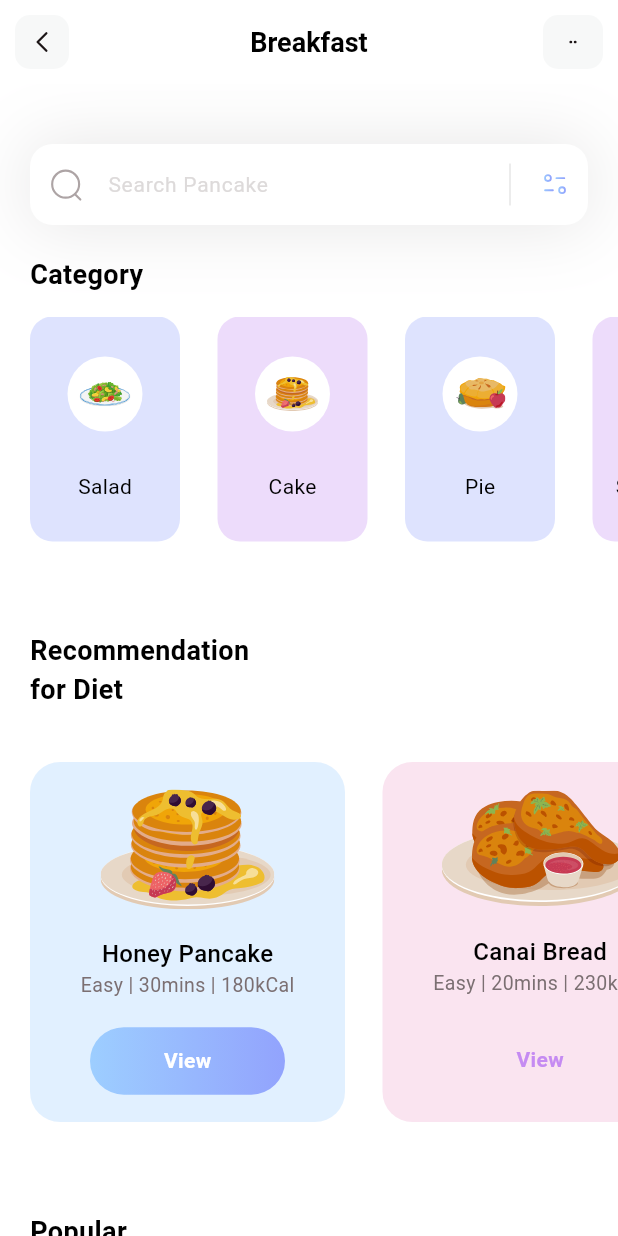
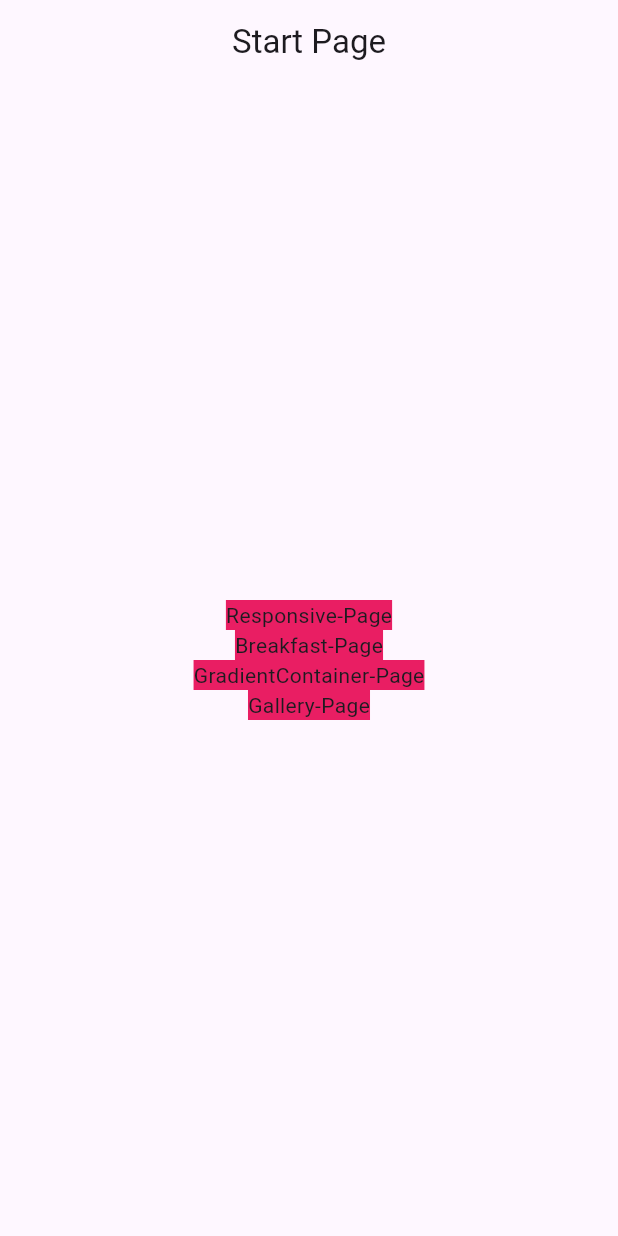
Before and after one commit to Eclipse-Walker/flutter_layout, a Flutter app: the screen it shows after launch, on a phone screen of 412 x 824 dp. Run offline on Flutter 3.47's test engine with Material 3 defaults, Android fonts, the phone set to English and light mode, and no system bars; our stand-ins replace cached_network_image, flutter_svg, google_fonts.

Commit message:
feat: start-page

```diff
--- a/lib/main.dart
+++ b/lib/main.dart
@@ -1,6 +1,7 @@
 import 'package:flutter/material.dart';
 import 'package:flutter_layout/pages/main_page.dart';
 import 'package:flutter_layout/pages/responsive_page.dart';
+import 'package:flutter_layout/pages/start_page.dart';
 import 'package:flutter_layout/pages_foods/home.dart';
 import 'package:flutter_layout/responsive/desktop_body.dart';
 import 'package:flutter_layout/responsive/mobile_body.dart';
@@ -24,7 +25,8 @@ class MyApp extends StatelessWidget {
         ),
         fontFamily: 'Poppins',
       ),
-      home: HomePage(),
+      // home: HomePage(),
+      home: StartPage(),
     );
   }
 }
--- /dev/null
+++ b/lib/pages/start_page.dart
@@ -0,0 +1,89 @@
+import 'package:flutter/material.dart';
+import 'package:flutter_layout/pages/main_page.dart';
+import 'package:flutter_layout/pages_foods/home.dart';
+
+import '../components/gradient_container.dart';
+import '../responsive/desktop_body.dart';
+import '../responsive/mobile_body.dart';
+import '../responsive/responsive_layout.dart';
+
+class StartPage extends StatelessWidget {
+  const StartPage({super.key});
+
+  @override
+  Widget build(BuildContext context) {
+    return Scaffold(
+      appBar: AppBar(
+        title: Text(
+          'Start Page',
+        ),
+        centerTitle: true,
+      ),
+      body: Center(
+        child: Column(
+          mainAxisAlignment: MainAxisAlignment.center,
+          crossAxisAlignment: CrossAxisAlignment.center,
+          children: [
+            GestureDetector(
+              onTap: () {
+                Navigator.push(
+                  context,
+                  MaterialPageRoute(
+                      builder: (context) => const ResponsiveLayout(
+                            mobileBody: MobileBody(),
+                            desktopBody: DesktopBody(),
+                          )),
+                );
+              },
+              child: Container(
+                color: Colors.pink,
+                child: const Text('Responsive-Page'),
+              ),
+            ),
+            GestureDetector(
+              onTap: () {
+                Navigator.push(
+                  context,
+                  MaterialPageRoute(builder: (context) => HomePage()),
+                );
+              },
+              child: Container(
+                color: Colors.pink,
+                child: const Text('Breakfast-Page'),
+              ),
+            ),
+            GestureDetector(
+              onTap: () {
+                Navigator.push(
+                  context,
+                  MaterialPageRoute(
+                    builder: (context) => const GradientContainer(
+                        Colors.black87, Colors.grey, Colors.white),
+                  ),
+                );
+              },
+              child: Container(
+                color: Colors.pink,
+                child: const Text('GradientContainer-Page'),
+              ),
+            ),
+            GestureDetector(
+              onTap: () {
+                Navigator.push(
+                  context,
+                  MaterialPageRoute(
+                    builder: (context) => const MainPage(),
+                  ),
+                );
+              },
+              child: Container(
+                color: Colors.pink,
+                child: const Text('Gallery-Page'),
+              ),
+            ),
+          ],
+        ),
+      ),
+    );
+  }
+}
--- a/lib/pages_foods/home.dart
+++ b/lib/pages_foods/home.dart
@@ -385,7 +385,9 @@ class _HomePageState extends State<HomePage> {
       backgroundColor: Colors.white,
       elevation: 0,
       leading: GestureDetector(
-        onTap: () {},
+        onTap: () {
+          Navigator.pop(context);
+        },
         child: Container(
           margin: const EdgeInsets.all(10),
           alignment: Alignment.center,
```
Also changed, not shown: lib/components/dice_roller.dart (+28 -9 lines), lib/components/gradient_container.dart (+14 -0 lines).
